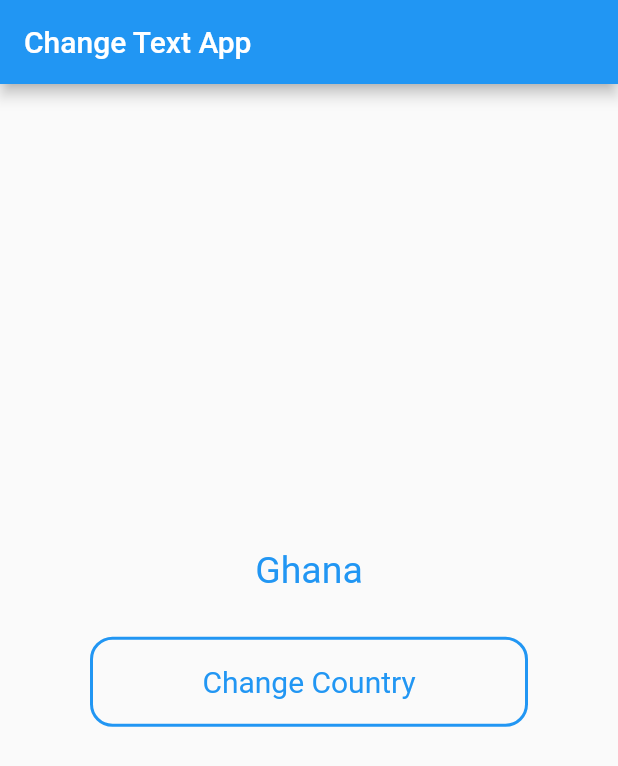
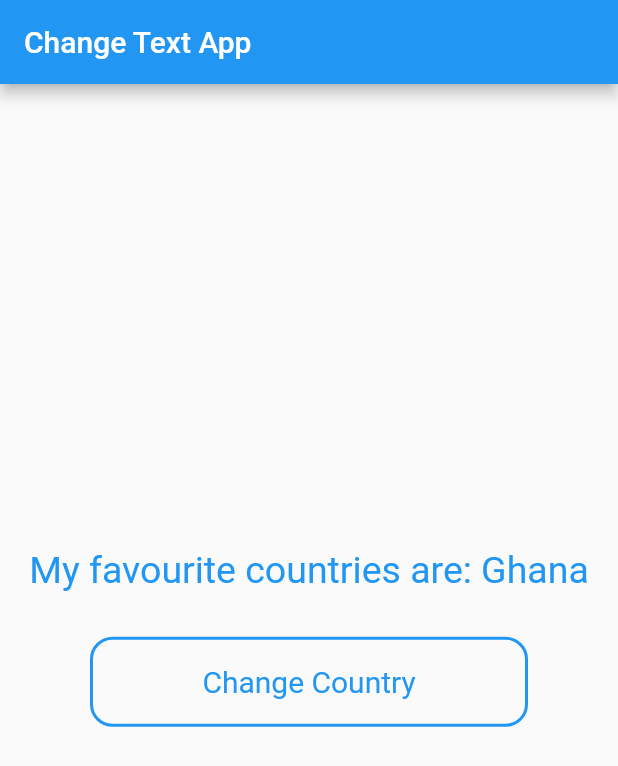
Before and after one commit to Daniel-Sogbey/flutter_assignment_1-flutter-series-1.1, a Flutter app: the screen it shows after launch, on a phone screen of 412 x 824 dp. Shown: the top 766 px of the screen. Run offline on Flutter 3.47's test engine with Material 2 defaults, Android fonts, the phone set to English and light mode, and no system bars.

Commit message:
added more text: My Favourite countries are: ...

```diff
--- a/lib/countries.dart
+++ b/lib/countries.dart
@@ -18,9 +18,11 @@ class Countries extends StatelessWidget {
         Container(
           width: double.infinity,
           child: Text(
-            countries[itemIndex],
-            style: TextStyle(fontSize: 25.0,
-            color: Colors.blue,),
+            'My favourite countries are: ' + countries[itemIndex],
+            style: TextStyle(
+              fontSize: 25.0,
+              color: Colors.blue,
+            ),
             textAlign: TextAlign.center,
           ),
         ),
```
